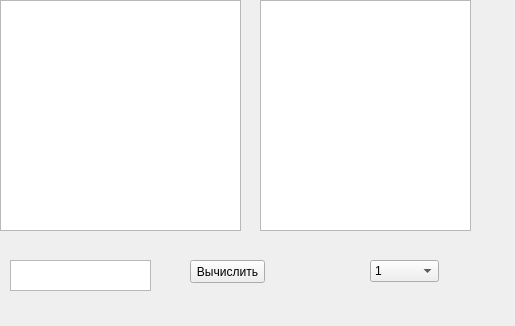
Above: widget.ui from Fizers/ttttttttt before the change. Below: the same form after it.
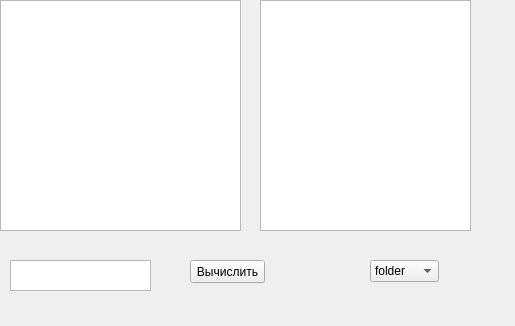
That is the form after the change.

Commit message: Представление модели

Diff of the .ui file:
```diff
--- a/widget.ui
+++ b/widget.ui
@@ -67,7 +67,7 @@
    </property>
    <item>
     <property name="text">
-     <string>1</string>
+     <string>folder</string>
     </property>
    </item>
    <item>
```
Left out of the diff: 2 changed lines with no effect on the pictures. The commit also changes 2 other files.
